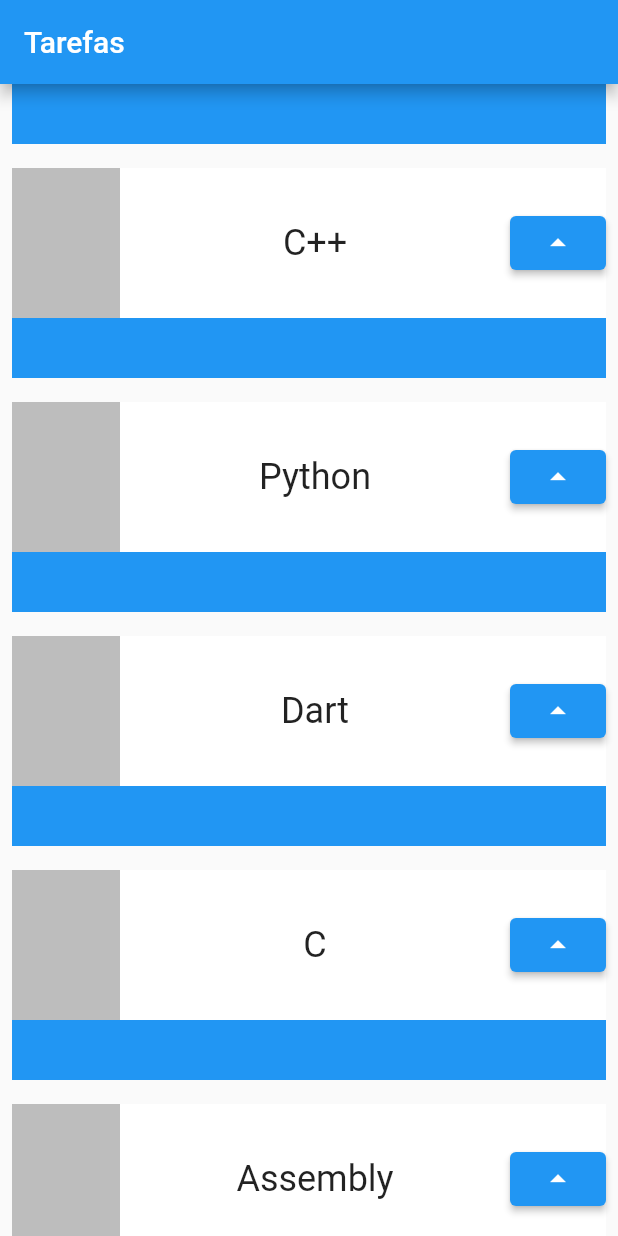
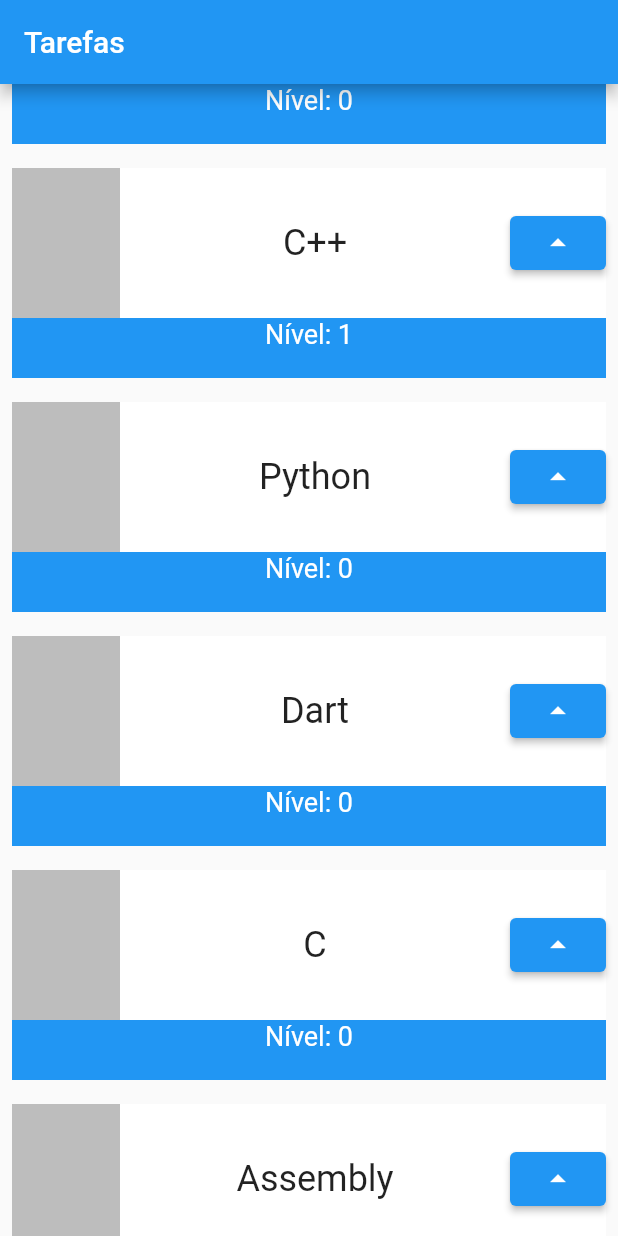
Before and after one commit to FKnight-cyber/Algorithms, a Flutter app: the screen it shows after launch, scrolled down 576 dp, after a tap on the "arrow drop up" icon, on a phone screen of 412 x 824 dp. Run offline on Flutter 3.47's test engine with Material 2 defaults, Android fonts, the phone set to English and light mode, and no system bars.

Commit message:
feat: :sparkles: add level button

```diff
--- a/Flutter/primeiro_projeto/lib/main.dart
+++ b/Flutter/primeiro_projeto/lib/main.dart
@@ -37,10 +37,16 @@ class MyApp extends StatelessWidget {
   }
 }
 
-class Task extends StatelessWidget {
+class Task extends StatefulWidget {
   final String task;
   const Task(this.task, {super.key});
 
+  @override
+  State<Task> createState() => _TaskState();
+}
+
+class _TaskState extends State<Task> {
+  int nivel = 0;
   @override
   Widget build(BuildContext context) {
     return Padding(
@@ -51,6 +57,8 @@ class Task extends StatelessWidget {
             color: Colors.blue,
             height: 140,
           ),
+          Column(
+            children: [
               Container(
                 height: 100,
                 color: Colors.white,
@@ -63,18 +71,28 @@ class Task extends StatelessWidget {
                       color: Colors.black26,
                     ),
                     Text(
-                  task,
-                  style:
-                      TextStyle(fontSize: 24, overflow: TextOverflow.ellipsis),
+                      widget.task,
+                      style: TextStyle(
+                          fontSize: 24, overflow: TextOverflow.ellipsis),
                     ),
                     ElevatedButton(
-                    onPressed: () {},
+                        onPressed: () {
+                          setState(() {
+                            nivel++;
+                          });
+                        },
                         child: Icon(
                           Icons.arrow_drop_up,
                           color: Colors.white,
                         ))
                   ],
                 ),
+              ),
+              Text(
+                'Nível: $nivel',
+                style: TextStyle(color: Colors.white, fontSize: 18),
+              )
+            ],
           )
         ]),
       ),
```
Lines whose indentation alone changed are shown as unchanged.
